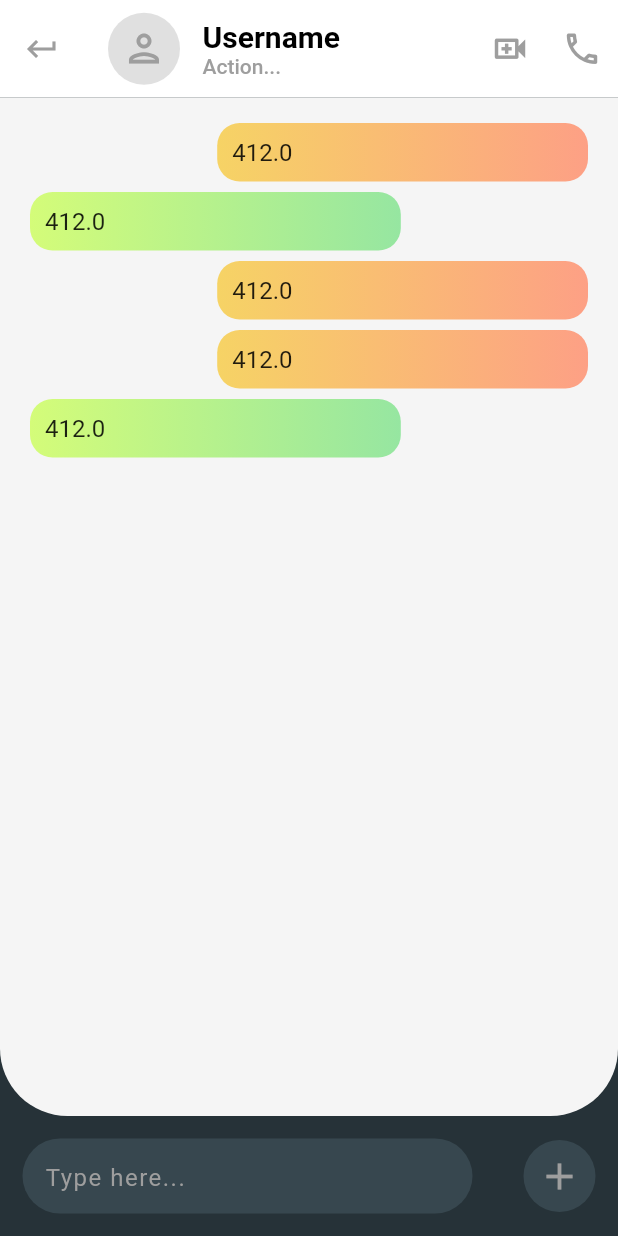
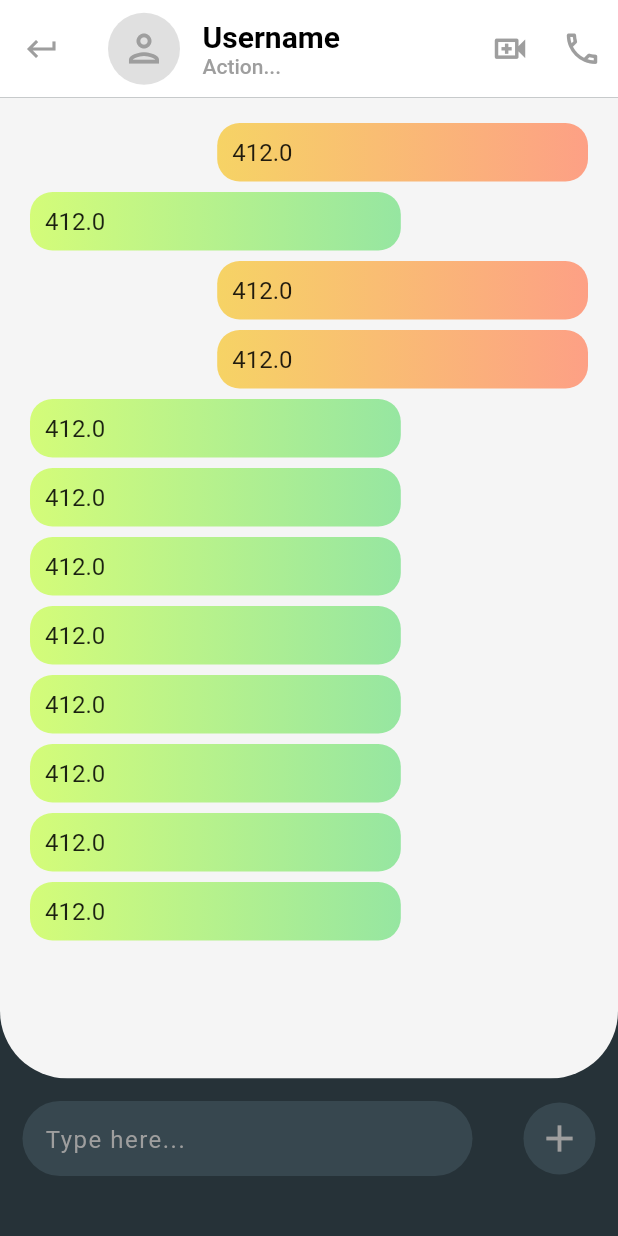
Before and after one commit to TITAN017/Chat_App, a Flutter app: the ChatTypeScreen screen opened directly, on a phone screen of 412 x 824 dp. Run offline on Flutter 3.47's test engine with Material 2 defaults, Android fonts, the phone set to English and light mode, and no system bars; our stand-ins replace firebase_core, google_fonts, google_nav_bar; accounts and stored records are empty; Roboto replaces fonts that are missing (Acme).

Commit message:
Fixed Text Bar issue

```diff
--- a/lib/screen/ChatTypeScreen.dart
+++ b/lib/screen/ChatTypeScreen.dart
@@ -1,5 +1,6 @@
 import 'package:chat_app/shared/colorTheme.dart';
 import 'package:chat_app/shared/dimensions.dart';
+import 'package:chat_app/shared/scrollGlowRemover.dart';
 import 'package:chat_app/utils/chatTile.dart';
 import 'package:chat_app/utils/personTile.dart';
 import 'package:flutter/material.dart';
@@ -84,8 +85,14 @@ class _ChatTypeScreenState extends State<ChatTypeScreen> {
 
       //Body of Screen
 
-      body: Container(
-        height: MediaQuery.of(context).size.height,
+      body: ScrollConfiguration(
+        behavior: NoGlowScroll(),
+        child: SingleChildScrollView(
+          //physics: NeverScrollableScrollPhysics(),
+          child: Column(
+            children: [
+              Container(
+                height: MediaQuery.of(context).size.height - 170,
                 width: MediaQuery.of(context).size.width,
                 padding: CustomInsets.SCREEN_PADDING,
                 decoration: BoxDecoration(
@@ -112,17 +119,34 @@ class _ChatTypeScreenState extends State<ChatTypeScreen> {
                           ChatTile(
                             user: 'Receiver',
                           ),
+                          ChatTile(
+                            user: 'Receiver',
+                          ),
+                          ChatTile(
+                            user: 'Receiver',
+                          ),
+                          ChatTile(
+                            user: 'Receiver',
+                          ),
+                          ChatTile(
+                            user: 'Receiver',
+                          ),
+                          ChatTile(
+                            user: 'Receiver',
+                          ),
+                          ChatTile(
+                            user: 'Receiver',
+                          ),
+                          ChatTile(
+                            user: 'Receiver',
+                          ),
                         ],
                       ),
                     ),
                   ],
                 ),
               ),
-
-      //Bottom Navigation Bar (Text Bar)
-
-      bottomNavigationBar: SingleChildScrollView(
-        child: Container(
+              Container(
                 decoration: BoxDecoration(
                   color: Colors.blueGrey[900]!,
                 ),
@@ -169,7 +193,60 @@ class _ChatTypeScreenState extends State<ChatTypeScreen> {
                   ],
                 ),
               ),
+            ],
           ),
+        ),
+      ),
+
+      //Bottom Navigation Bar (Text Bar)
+
+      /*bottomNavigationBar: Container(
+        decoration: BoxDecoration(
+          color: Colors.blueGrey[900]!,
+        ),
+        height: 80,
+        padding: const EdgeInsets.symmetric(
+          horizontal: 15,
+          vertical: 15,
+        ),
+        child: Row(
+          mainAxisAlignment: MainAxisAlignment.spaceBetween,
+          children: [
+            Container(
+              width: 300,
+              padding: CustomInsets.CHAT_TEXT_FIELD_PADDING,
+              decoration: BoxDecoration(
+                borderRadius: BorderRadius.circular(30),
+                color: CustomColors.TEXT_BAR_COLOR,
+              ),
+              child: TextFormField(
+                decoration: InputDecoration(
+                  hintText: 'Type here...',
+                  fillColor: CustomColors.NAV_BAR_COLOR,
+                  hintStyle: GoogleFonts.acme(
+                    letterSpacing: 1,
+                    color: CustomColors.CHAT,
+                  ),
+                  border: InputBorder.none,
+                ),
+                cursorColor: CustomColors.NAV_BAR_COLOR,
+              ),
+            ),
+            Container(
+              decoration: BoxDecoration(
+                borderRadius: CustomInsets.CHAT_TEXT_FIELD_BORDER,
+                color: CustomColors.TEXT_BAR_COLOR,
+              ),
+              child: IconButton(
+                onPressed: () {},
+                icon: Icon(Icons.add),
+                iconSize: 30,
+                color: CustomColors.CHAT,
+              ),
+            ),
+          ],
+        ),
+      ),*/
     );
   }
 }
--- /dev/null
+++ b/lib/shared/scrollGlowRemover.dart
@@ -0,0 +1,9 @@
+import 'package:flutter/material.dart';
+
+class NoGlowScroll extends ScrollBehavior {
+  @override
+  Widget buildOverscrollIndicator(
+      BuildContext context, Widget child, ScrollableDetails details) {
+    return child;
+  }
+}
```
Lines whose indentation alone changed are shown as unchanged.
